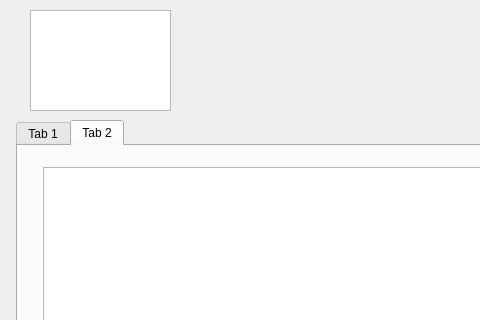
Above: src/designer/ShowListObat.ui from primayoriko/smart-pharmacy before the change; both pictures show x 0 to 480 and y 0 to 320 of the 800 by 600 pixel window. Below: the same form after it.
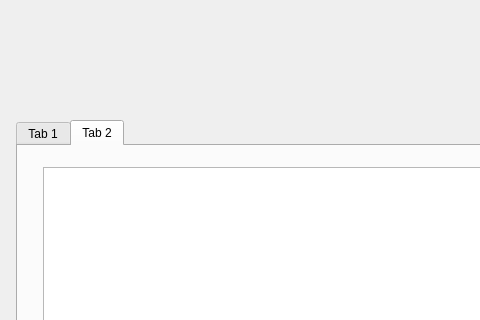
That is the form after the change. The open tabs and pages were chosen to show the change. Icons and pictures are not drawn.

Patch:
```diff
--- a/src/designer/ShowListObat.ui
+++ b/src/designer/ShowListObat.ui
@@ -57,15 +57,24 @@
      </widget>
     </widget>
    </widget>
-   <widget class="QGraphicsView" name="graphicsView">
+   <widget class="QLabel" name="label">
     <property name="geometry">
      <rect>
-      <x>30</x>
+      <x>20</x>
       <y>10</y>
-      <width>141</width>
-      <height>101</height>
+      <width>131</width>
+      <height>111</height>
      </rect>
     </property>
+    <property name="text">
+     <string/>
+    </property>
+    <property name="pixmap">
+     <pixmap>../../assets/img/icon.png</pixmap>
+    </property>
+    <property name="scaledContents">
+     <bool>true</bool>
+    </property>
    </widget>
   </widget>
   <widget class="QMenuBar" name="menubar">
```
Left out of the diff: 2 changed lines with no effect on the pictures.
